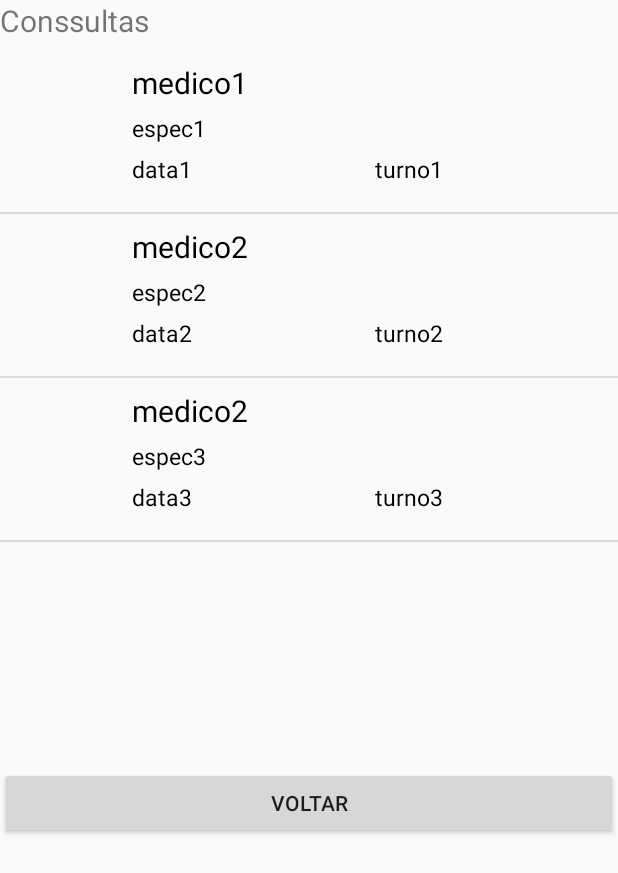
After one commit to CGCavalcante/Health-new-funcional, an Android app: the ListaConsPac screen opened directly, with no data from a screen before it, on a phone screen of 412 x 824 dp. The commit adds this screen. Shown: the top 873 px of the screen. Run offline under Robolectric (Android 15) with nearby library versions, the phone set to English and light mode, and no system bars.

Commit message:
ListViews prontas, apenas faltando setar os dados nelas

```diff
--- /dev/null
+++ b/app/src/main/java/com/maishealth/maishealth/usuario/dominio/AdpConsPac.java
@@ -0,0 +1,57 @@
+package com.maishealth.maishealth.usuario.dominio;
+
+
+import android.content.Context;
+import android.view.LayoutInflater;
+import android.view.View;
+import android.view.ViewGroup;
+import android.widget.BaseAdapter;
+import android.widget.TextView;
+
+import com.maishealth.maishealth.R;
+
+import java.util.List;
+
+public class AdpConsPac extends BaseAdapter {
+    private Context context;
+    private List<DadosConsPac> lista;
+
+    public AdpConsPac(Context context, List<DadosConsPac> lista) {
+        this.context = context;
+        this.lista = lista;
+    }
+
+    @Override
+    public int getCount() {
+        return lista.size();
+    }
+
+    @Override
+    public Object getItem(int position) {
+        return lista.get(position);
+    }
+
+    @Override
+    public long getItemId(int position) {
+        return lista.get(position).getId();
+    }
+
+    @Override
+    public View getView(int position, View convertView, ViewGroup parent) {
+        View view = convertView;
+        LayoutInflater inflater = LayoutInflater.from(context);
+        view = inflater.inflate(R.layout.item_consulta_paciente, null);
+
+        TextView nome = view.findViewById(R.id.NomeMed);
+        TextView espec = view.findViewById(R.id.EspecMed);
+        TextView data = view.findViewById(R.id.DataPac);
+        TextView turno = view.findViewById(R.id.TurnoPac);
+
+        nome.setText(lista.get(position).getNomeMed().toString());
+        espec.setText(lista.get(position).getEspecMed().toString());
+        data.setText(lista.get(position).getData().toString());
+        turno.setText(lista.get(position).getTurno().toString());
+
+        return view;
+    }
+}
--- /dev/null
+++ b/app/src/main/java/com/maishealth/maishealth/usuario/dominio/DadosConsPac.java
@@ -0,0 +1,67 @@
+package com.maishealth.maishealth.usuario.dominio;
+
+public class DadosConsPac {
+    private int id;
+    private long idCons;
+    private String nomeMed;
+    private String especMed;
+    private String data;
+    private String turno;
+
+    public DadosConsPac(int id, long idCons, String nomeMed, String especMed, String data, String turno) {
+        this.id = id;
+        this.idCons = idCons;
+        this.nomeMed = nomeMed;
+        this.especMed = especMed;
+        this.data = data;
+        this.turno = turno;
+    }
+
+    public int getId() {
+        return id;
+    }
+
+    public void setId(int id) {
+        this.id = id;
+    }
+
+    public long getIdCons() {
+        return idCons;
+    }
+
+    public void setIdCons(long idCons) {
+        this.idCons = idCons;
+    }
+
+    public String getNomeMed() {
+        return nomeMed;
+    }
+
+    public void setNomeMed(String nomeMed) {
+        this.nomeMed = nomeMed;
+    }
+
+    public String getEspecMed() {
+        return especMed;
+    }
+
+    public void setEspecMed(String especMed) {
+        this.especMed = especMed;
+    }
+
+    public String getData() {
+        return data;
+    }
+
+    public void setData(String data) {
+        this.data = data;
+    }
+
+    public String getTurno() {
+        return turno;
+    }
+
+    public void setTurno(String turno) {
+        this.turno = turno;
+    }
+}
--- /dev/null
+++ b/app/src/main/java/com/maishealth/maishealth/usuario/gui/ListaConsPac.java
@@ -0,0 +1,64 @@
+package com.maishealth.maishealth.usuario.gui;
+
+import android.content.Intent;
+import android.support.v7.app.AppCompatActivity;
+import android.os.Bundle;
+import android.view.View;
+import android.widget.AdapterView;
+import android.widget.ListView;
+
+import com.maishealth.maishealth.R;
+import com.maishealth.maishealth.infra.GuiUtil;
+import com.maishealth.maishealth.usuario.dominio.AdpConsPac;
+import com.maishealth.maishealth.usuario.dominio.DadosConsPac;
+
+import java.util.ArrayList;
+
+public class ListaConsPac extends AppCompatActivity {
+    ListView lista;
+    ArrayList<DadosConsPac> listaCons;
+
+    @Override
+    protected void onCreate(Bundle savedInstanceState) {
+        super.onCreate(savedInstanceState);
+        setContentView(R.layout.activity_lista_cons_pac);
+
+        lista = findViewById(R.id.lstConsPac);
+        listaCons = new ArrayList<DadosConsPac>();
+
+        listaCons.add(new DadosConsPac(1, 1, "medico1", "espec1", "data1", "turno1"));
+        listaCons.add(new DadosConsPac(2, 2, "medico2", "espec2", "data2", "turno2"));
+        listaCons.add(new DadosConsPac(3, 3, "medico2", "espec3", "data3", "turno3"));
+
+        AdpConsPac adp = new AdpConsPac(getApplicationContext(), listaCons);
+        lista.setAdapter(adp);
+
+        lista.setOnItemClickListener(new AdapterView.OnItemClickListener() {
+            @Override
+            public void onItemClick(AdapterView<?> parent, View view, int position, long id) {
+                DadosConsPac consPac = (DadosConsPac) parent.getItemAtPosition(position);
+
+                GuiUtil.myToast(getApplicationContext(), "idCons:" + consPac.getIdCons());
+
+                Intent intent = new Intent(getApplicationContext(), DetalhesConsPac.class);
+                startActivity(intent);
+
+            }
+        });
+    }
+
+    private void mudarTela(Class tela) {
+        Intent intent = new Intent(this, tela);
+        startActivity(intent);
+        finish();
+    }
+
+    @Override
+    public void onBackPressed() {
+        this.mudarTela(MenuPaciente.class);
+    }
+
+    public void voltarConsPac(View view) {
+        this.mudarTela(MenuPaciente.class);
+    }
+}
--- a/app/src/main/java/com/maishealth/maishealth/usuario/gui/MenuMedicoActivity.java
+++ b/app/src/main/java/com/maishealth/maishealth/usuario/gui/MenuMedicoActivity.java
@@ -65,6 +65,8 @@ public class MenuMedicoActivity extends AppCompatActivity {
     }
 
 
-    public void telaMinhasConsultas(View view){this.mudarTela(ListaDeConsultasParaMedicoActivity.class);}
+    public void telaMinhasConsultas(View view) {
+        this.mudarTela(ListaConsMed.class);
+    }
 
 }
--- a/app/src/main/java/com/maishealth/maishealth/usuario/gui/MenuPaciente.java
+++ b/app/src/main/java/com/maishealth/maishealth/usuario/gui/MenuPaciente.java
@@ -51,7 +51,7 @@ public class MenuPaciente extends AppCompatActivity {
     }
 
     public void telaConsultasPendentes(View view){
-        this.mudarTela(ConsultasPendentesActivity.class);
+        this.mudarTela(ListaConsPac.class);
     }
 
     public void telaAcharPosto(View view){
--- /dev/null
+++ b/app/src/main/res/layout/activity_lista_cons_pac.xml
@@ -0,0 +1,28 @@
+<?xml version="1.0" encoding="utf-8"?>
+<LinearLayout xmlns:android="http://schemas.android.com/apk/res/android"
+    xmlns:app="http://schemas.android.com/apk/res-auto"
+    xmlns:tools="http://schemas.android.com/tools"
+    android:layout_width="match_parent"
+    android:layout_height="match_parent"
+    android:orientation="vertical"
+    tools:context="com.maishealth.maishealth.usuario.gui.ListaConsPac">
+
+    <TextView
+        android:id="@+id/consPac"
+        android:layout_width="match_parent"
+        android:layout_height="33dp"
+        android:text="Conssultas"
+        android:textSize="20dp" />
+
+    <ListView
+        android:id="@+id/lstConsPac"
+        android:layout_width="match_parent"
+        android:layout_height="478dp" />
+
+    <Button
+        android:id="@+id/button2"
+        android:layout_width="match_parent"
+        android:layout_height="wrap_content"
+        android:onClick="voltarConsPac"
+        android:text="Voltar" />
+</LinearLayout>
--- a/app/src/main/res/layout/item_consulta_medico.xml
+++ b/app/src/main/res/layout/item_consulta_medico.xml
@@ -24,7 +24,7 @@
             android:orientation="vertical">
 
             <TextView
-                android:id="@+id/textView19"
+                android:id="@+id/NomePac"
                 android:layout_width="match_parent"
                 android:layout_height="39dp"
                 android:layout_marginTop="8dp"
@@ -38,7 +38,7 @@
                 android:orientation="horizontal">
 
                 <TextView
-                    android:id="@+id/textView20"
+                    android:id="@+id/DataMed"
                     android:layout_width="wrap_content"
                     android:layout_height="wrap_content"
                     android:layout_weight="1"
@@ -47,7 +47,7 @@
                     android:textSize="20dp" />
 
                 <TextView
-                    android:id="@+id/textView21"
+                    android:id="@+id/TurnoMed"
                     android:layout_width="wrap_content"
                     android:layout_height="wrap_content"
                     android:layout_weight="1"
--- a/app/src/main/res/layout/item_consulta_paciente.xml
+++ b/app/src/main/res/layout/item_consulta_paciente.xml
@@ -24,7 +24,7 @@
             android:orientation="vertical">
 
             <TextView
-                android:id="@+id/textView13"
+                android:id="@+id/NomeMed"
                 android:layout_width="match_parent"
                 android:layout_height="wrap_content"
                 android:layout_marginTop="8dp"
@@ -33,7 +33,7 @@
                 android:textSize="20dp" />
 
             <TextView
-                android:id="@+id/textView16"
+                android:id="@+id/EspecMed"
                 android:layout_width="match_parent"
                 android:layout_height="wrap_content"
                 android:layout_marginTop="6dp"
@@ -48,7 +48,7 @@
                 android:orientation="horizontal">
 
                 <TextView
-                    android:id="@+id/textView17"
+                    android:id="@+id/DataPac"
                     android:layout_width="match_parent"
                     android:layout_height="wrap_content"
                     android:layout_weight="1"
@@ -57,7 +57,7 @@
                     android:textSize="15dp" />
 
                 <TextView
-                    android:id="@+id/textView18"
+                    android:id="@+id/TurnoPac"
                     android:layout_width="match_parent"
                     android:layout_height="wrap_content"
                     android:layout_weight="1"
```
Also changed, not shown: app/src/main/AndroidManifest.xml (+6 -3 lines), app/src/main/java/com/maishealth/maishealth/usuario/dominio/AdpConsMed.java (added, +55 -0 lines), app/src/main/java/com/maishealth/maishealth/usuario/dominio/DadosConsMed.java (added, +57 -0 lines), app/src/main/java/com/maishealth/maishealth/usuario/gui/DetalhesConsMed.java (added, +15 -0 lines), app/src/main/java/com/maishealth/maishealth/usuario/gui/DetalhesConsPac.java (added, +15 -0 lines), app/src/main/java/com/maishealth/maishealth/usuario/gui/ListaConsMed.java (added, +63 -0 lines), app/src/main/res/layout/activity_detalhes_cons_med.xml (added, +23 -0 lines), app/src/main/res/layout/activity_detalhes_cons_pac.xml (added, +23 -0 lines), app/src/main/res/layout/activity_lista_cons_med.xml (added, +29 -0 lines).
